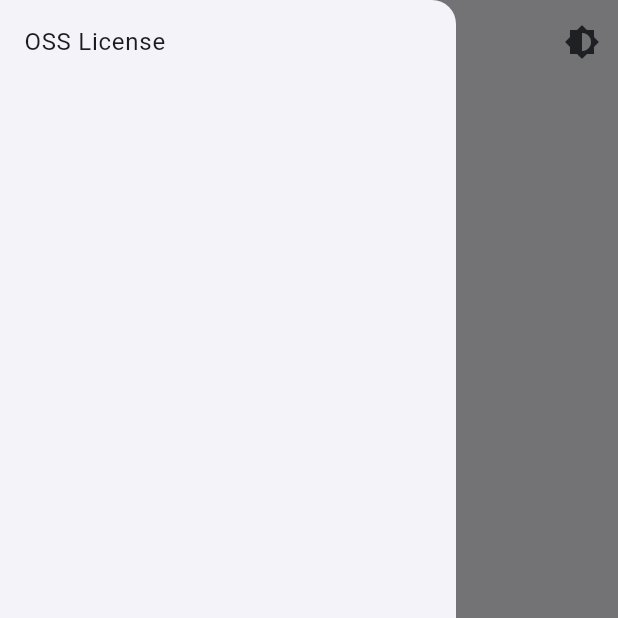
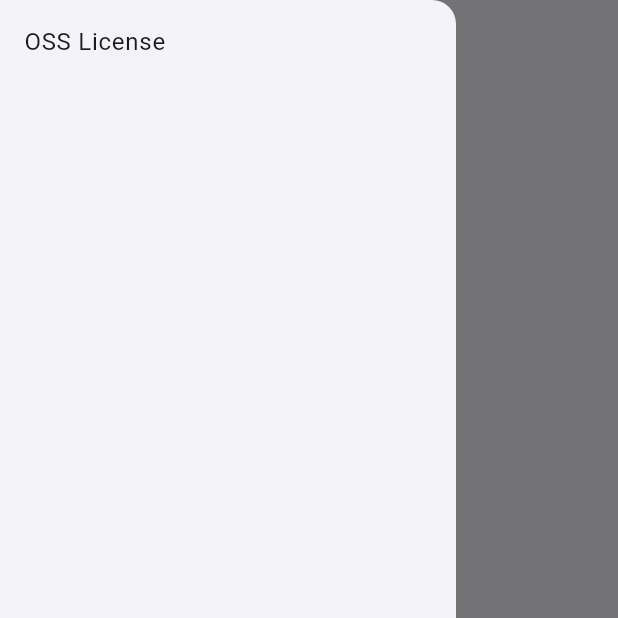
Before and after one commit to smsmsy/yumemi_flutter_engineer_codecheck, a Flutter app: the screen it shows after launch, with the side drawer open, on a phone screen of 412 x 824 dp, the top half of it. Run offline on Flutter 3.47's test engine with Material 3 defaults, Android fonts, the phone set to English and light mode, and no system bars; our stand-ins replace flutter_riverpod, go_router, riverpod_annotation, shared_preferences; generated files the repository leaves out were written again.

Commit message:
検索ぺーじからテーマモードを選択するUIを削除

```diff
--- a/lib/view/page/search_page.dart
+++ b/lib/view/page/search_page.dart
@@ -2,7 +2,6 @@ import 'package:flutter/material.dart';
 import 'package:yumemi_flutter_engineer_codecheck/l10n/app_localizations.dart';
 import 'package:yumemi_flutter_engineer_codecheck/static/wording_data.dart';
 import 'package:yumemi_flutter_engineer_codecheck/view/widget/custom_drawer.dart';
-import 'package:yumemi_flutter_engineer_codecheck/view/widget/theme_mode_select_button.dart';
 
 class SearchPage extends StatelessWidget {
   const SearchPage({super.key});
@@ -15,9 +14,6 @@ class SearchPage extends StatelessWidget {
           AppLocalizations.of(context)?.searchPageTitle ??
               WordingData.searchPageTitle,
         ),
-        actions: const [
-          ThemeModeSelectButton(),
-        ],
       ),
       drawer: const CustomDrawer(),
     );
```
